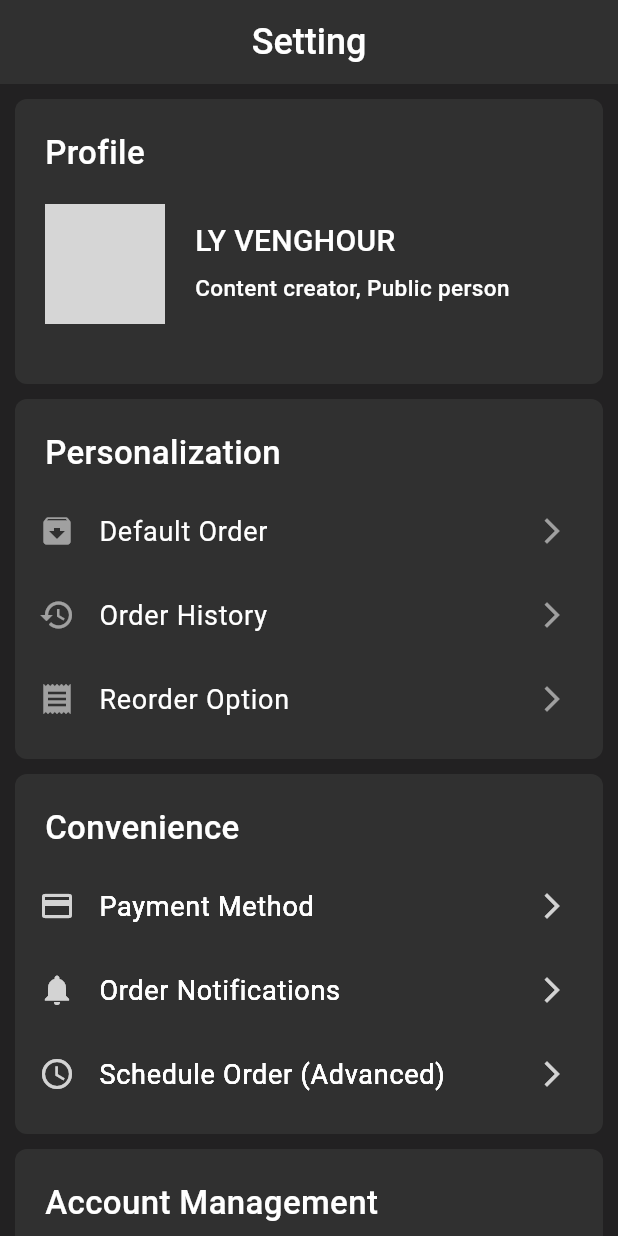
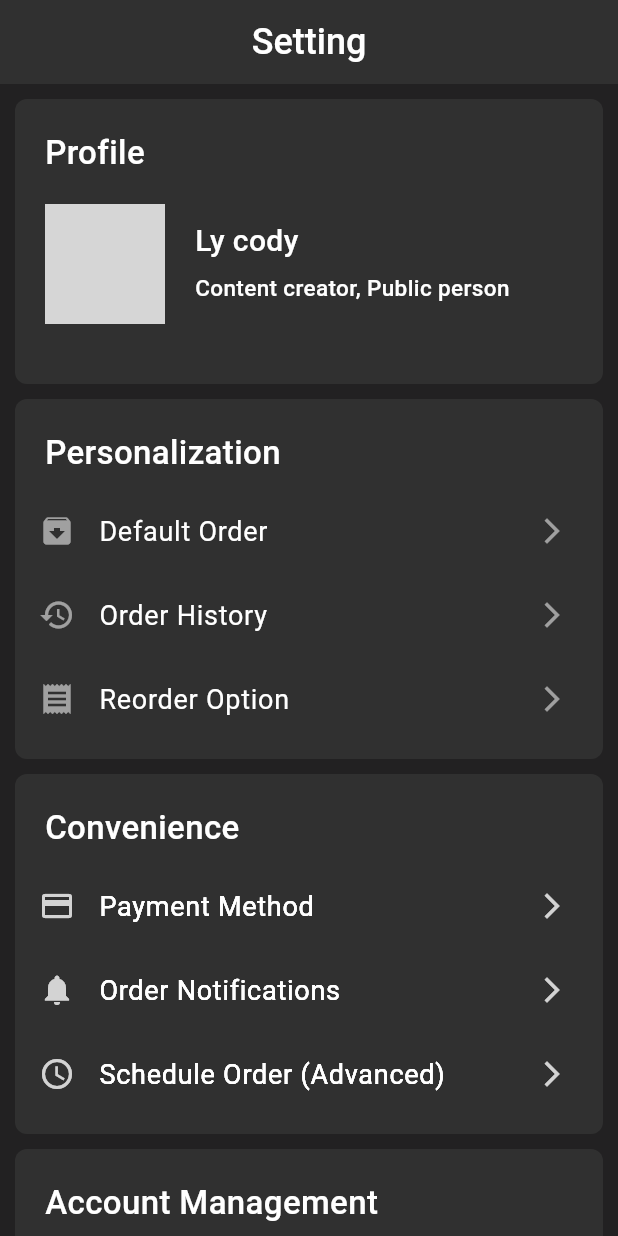
Before and after one commit to phuuhour/Project_Flutter, a Flutter app: the screen it shows after launch, on a phone screen of 412 x 824 dp. Run offline on Flutter 3.47's test engine with Material 3 defaults, Android fonts, the phone set to English and light mode, and no system bars; network calls fail; grey boxes are pictures that could not be loaded.

Commit message:
update name

```diff
--- a/lib/ProfileDetailPage.dart
+++ b/lib/ProfileDetailPage.dart
@@ -59,7 +59,7 @@ class ProfileDetailPage extends StatelessWidget {
                         const Padding(
                           padding: EdgeInsets.only(top: 80, left: 120),
                           child: Text(
-                            'LY VENGHOUR',
+                            'Ly cody',
                             style: TextStyle(
                                 color: Colors.white,
                                 fontSize: 20,
```
